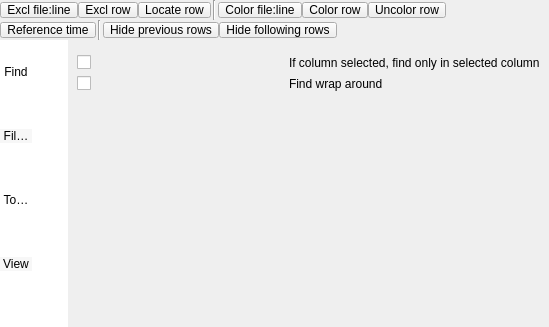
Before: the Qt Designer form trace_server/settingslog.ui in mojmir-svoboda/DbgToolkit, drawn with Qt 5.
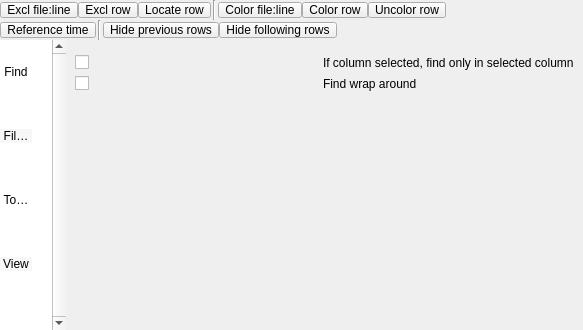
After: the same form once the commit is applied. Icons and pictures are not drawn. Custom widgets are drawn as their Qt base class.

```diff
--- a/trace_server/settingslog.ui
+++ b/trace_server/settingslog.ui
@@ -6,8 +6,8 @@
    <rect>
     <x>0</x>
     <y>0</y>
-    <width>549</width>
-    <height>327</height>
+    <width>583</width>
+    <height>330</height>
    </rect>
   </property>
   <property name="floating">
@@ -241,6 +241,12 @@
       </property>
       <item>
        <widget class="QListWidget" name="iconWidget">
+        <property name="minimumSize">
+         <size>
+          <width>66</width>
+          <height>0</height>
+         </size>
+        </property>
         <property name="maximumSize">
          <size>
           <width>16777215</width>
@@ -257,7 +263,7 @@
          <number>0</number>
         </property>
         <property name="verticalScrollBarPolicy">
-         <enum>Qt::ScrollBarAlwaysOff</enum>
+         <enum>Qt::ScrollBarAlwaysOn</enum>
         </property>
         <property name="horizontalScrollBarPolicy">
          <enum>Qt::ScrollBarAlwaysOff</enum>
```
